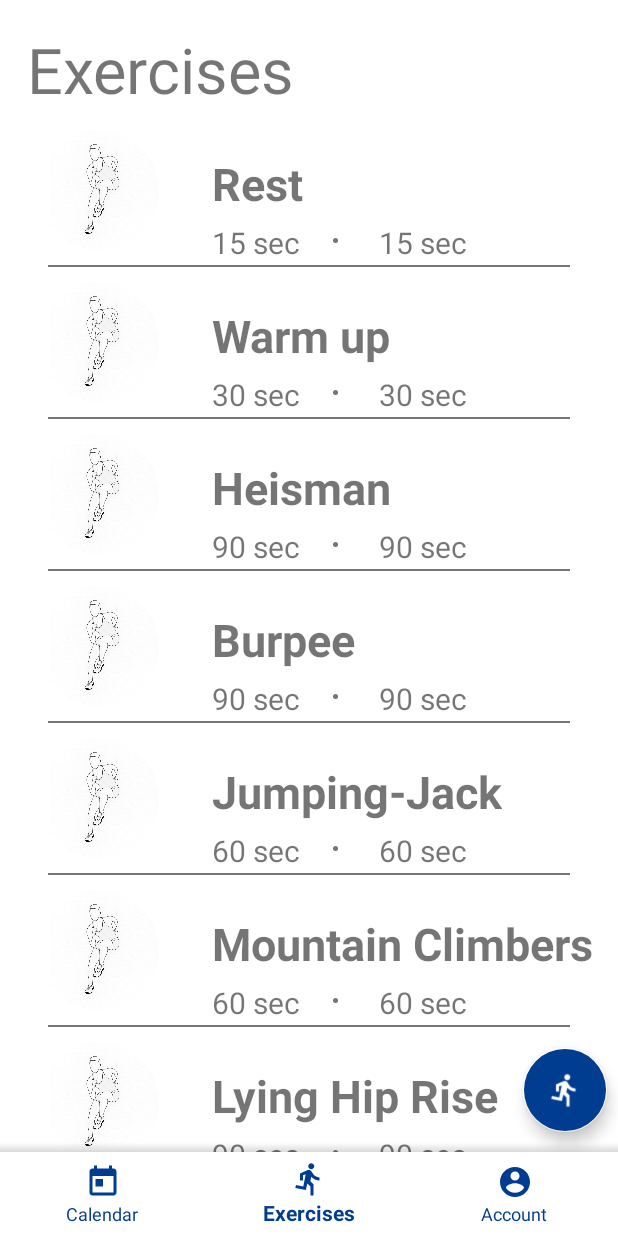
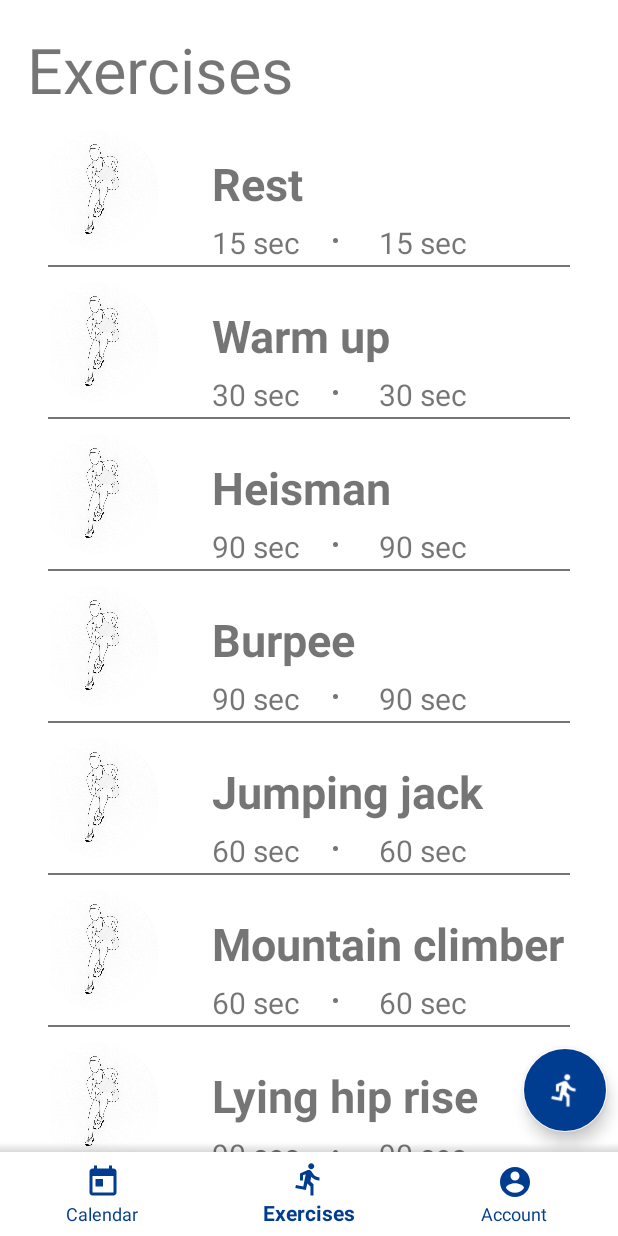
Before and after one commit to zeletrik/body-transform-android, an Android app: the screen it shows after launch (MainActivity), item 2 of the bottom bar chosen, on a phone screen of 412 x 824 dp. Run offline under Robolectric (Android 15) with nearby library versions, the phone set to English and light mode, and no system bars.

Commit message:
Added string resources for exercise names

```diff
--- a/app/src/main/java/hu/zeletrik/daily/exercises/application/domain/Workout.java
+++ b/app/src/main/java/hu/zeletrik/daily/exercises/application/domain/Workout.java
@@ -1,28 +1,30 @@
 package hu.zeletrik.daily.exercises.application.domain;
 
+import hu.zeletrik.daily.exercises.R;
+
 public enum Workout {
-    REST(15000L, "Rest"),
-    WARM_UP(30000L, "Warm up"),
-    HEISMAN(90000L, "Heisman"),
-    BURPEE(90000L, "Burpee"),
-    JUMP_JACK(60000L, "Jumping-Jack"),
-    MOUNTAIN_CLIMBER(60000L, "Mountain Climbers"),
-    LYING_HIP_RISE(90000L, "Lying Hip Rise"),
-    RUN_IN_PLACE(60000L, "Run in place"),
-    OTHER(0L, "Not found");
+    REST(15000L, R.string.rest_name),
+    WARM_UP(30000L, R.string.warm_up_name),
+    HEISMAN(90000L, R.string.heisman_name),
+    BURPEE(90000L, R.string.burpee_name),
+    JUMP_JACK(60000L, R.string.jumping_jack_name),
+    MOUNTAIN_CLIMBER(60000L, R.string.mountain_climber_name),
+    LYING_HIP_RISE(90000L, R.string.lying_hip_rise_name),
+    RUN_IN_PLACE(60000L,R.string.run_in_place_name),
+    OTHER(0L, R.string.not_found_name);
 
     private final long duration;
-    private final String name;
+    private final int name;
 
     public long getDuration() {
         return duration;
     }
 
-    public String getName() {
+    public int getName() {
         return name;
     }
 
-    Workout(long duration, String name) {
+    Workout(long duration, int name) {
         this.duration = duration;
         this.name = name;
     }
--- a/app/src/main/java/hu/zeletrik/daily/exercises/application/service/impl/WorkoutServiceImpl.java
+++ b/app/src/main/java/hu/zeletrik/daily/exercises/application/service/impl/WorkoutServiceImpl.java
@@ -74,7 +74,10 @@ public class WorkoutServiceImpl implements WorkoutService {
             case REST:
             case BURPEE:
             case HEISMAN:
-                result = new ExerciseDetails(exercise, context.getResources().getString(R.string.heisman_benefit), StringUtils.EMPTY, StringUtils.EMPTY);
+                result = new ExerciseDetails(exercise,
+                        context.getResources().getString(R.string.heisman_benefit),
+                        context.getResources().getString(R.string.heisman_instruction),
+                        context.getResources().getString(R.string.heisman_muscle));
                 break;
             case JUMP_JACK:
             case MOUNTAIN_CLIMBER:
--- a/app/src/main/res/values/strings.xml
+++ b/app/src/main/res/values/strings.xml
@@ -2,8 +2,8 @@
     <string name="app_name">Daily Exercises</string>
 
     <string-array name="workouts">
-    <item>Work Out #1</item>
-    <item>Work Out #2</item>
+        <item>Work Out #1</item>
+        <item>Work Out #2</item>
     </string-array>
 
 
@@ -11,9 +11,24 @@
     <string name="drawer_open">Open navigation drawer</string>
     <string name="drawer_close">Close navigation drawer</string>
     <string name="duration">%d sec</string>
+    <string name="duration_base">Standard duration: %d sec</string>
+    <string name="duration_current">Current duration: %d sec</string>
 
 
     <!-- Exercises details  -->
-    <string name="heisman_benefit"> The Heisman shuffle is a plyometric move that helps develop agility, balance and flexibility. This exercise gives you a great cardio boost and helps you improve your stamina, endurance and fitness level.</string>
+    <string name="heisman_name">Heisman</string>
+    <string name="heisman_benefit">The Heisman shuffle is a plyometric move that helps develop agility, balance and flexibility. This exercise gives you a great cardio boost and helps you improve your stamina, endurance and fitness level.</string>
+    <string name="heisman_instruction">1. Stand tall with your feet hip width apart and with your knees slightly bent.\n2. Jump onto your right foot and pull your left knee up and toward your right shoulder.\n3. Jump onto your left foot and pull your right knee up and toward your left shoulder.\n4. Keep jumping between feet until set is complete.</string>
+    <string name="heisman_muscle">Glutes, quads, hamstrings</string>
+
+    <string name="rest_name">Rest</string>
+    <string name="warm_up_name">Warm up</string>
+    <string name="burpee_name"> Burpee</string>
+    <string name="jumping_jack_name">Jumping jack</string>
+    <string name="mountain_climber_name">Mountain climber</string>
+    <string name="lying_hip_rise_name">Lying hip rise</string>
+    <string name="run_in_place_name">Run in place</string>
+    <string name="not_found_name">No exercises found</string>
+
 
 </resources>
```
Also changed, not shown: app/src/main/java/hu/zeletrik/daily/exercises/application/presenter/ExerciseDetailActivity.java (+5 -3 lines), app/src/main/res/layout/activity_exercises_details.xml (+8 -9 lines).
